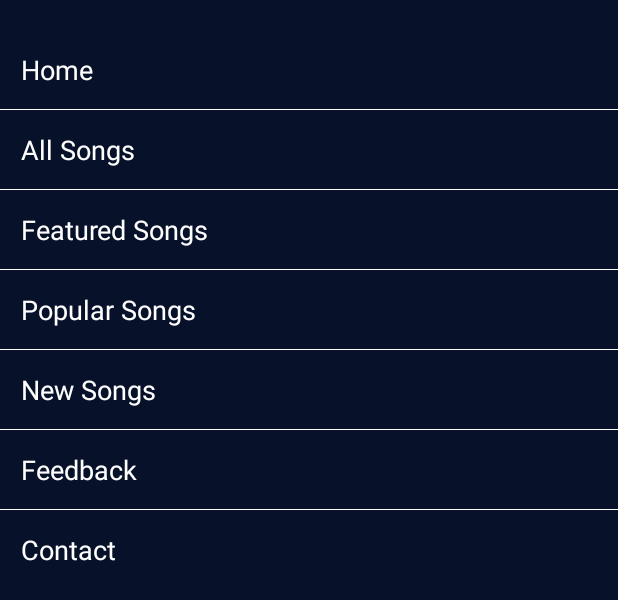
After one commit to LuPan2003/Du_An_APP_SOUNDBOX, an Android app: the layout layout_menu_left.xml on its own in the app's theme, with its tools: preview values and no code run, on a phone screen of 412 x 824 dp. The commit adds this screen. Shown: the top 600 px of the screen. Run offline under Robolectric (Android 15) with nearby library versions, the phone set to English and light mode, and no system bars.

Commit message:
Xml Home APP SOUNDBOX

```diff
--- a/app/build.gradle
+++ b/app/build.gradle
@@ -36,4 +36,9 @@ dependencies {
     testImplementation 'junit:junit:4.13.2'
     androidTestImplementation 'androidx.test.ext:junit:1.1.5'
     androidTestImplementation 'androidx.test.espresso:espresso-core:3.5.1'
+
+    // Circle Imageview
+    implementation 'de.hdodenhof:circleimageview:3.1.0'
+
+
 }
--- a/app/src/main/AndroidManifest.xml
+++ b/app/src/main/AndroidManifest.xml
@@ -16,13 +16,13 @@
             android:name=".Activity.RegistrationActivity"
             android:exported="false" />
         <activity
-            android:name=".MainActivity"
+            android:name=".Activity.SplashActivity"
             android:exported="false" />
         <activity
             android:name=".Activity.LoginActivity"
             android:exported="false" />
         <activity
-            android:name=".Activity.SplashActivity"
+            android:name=".MainActivity"
             android:exported="true">
             <intent-filter>
                 <action android:name="android.intent.action.MAIN" />
--- a/app/src/main/java/com/example/soundbox_du_an_md31/MainActivity.java
+++ b/app/src/main/java/com/example/soundbox_du_an_md31/MainActivity.java
@@ -10,5 +10,6 @@ public class MainActivity extends AppCompatActivity {
     protected void onCreate(Bundle savedInstanceState) {
         super.onCreate(savedInstanceState);
         setContentView(R.layout.activity_main);
+
     }
 }
--- /dev/null
+++ b/app/src/main/res/layout/layout_menu_left.xml
@@ -0,0 +1,131 @@
+<?xml version="1.0" encoding="utf-8"?>
+<RelativeLayout xmlns:android="http://schemas.android.com/apk/res/android"
+    xmlns:tools="http://schemas.android.com/tools"
+    android:layout_width="match_parent"
+    android:layout_height="match_parent"
+    android:layout_gravity="start"
+    android:layout_marginEnd="-65dp"
+    android:orientation="horizontal">
+
+    <LinearLayout
+        android:layout_width="match_parent"
+        android:layout_height="match_parent"
+        android:layout_alignParentStart="true"
+        android:layout_toStartOf="@+id/layout_close"
+        android:background="@color/colorPrimaryDark"
+        android:orientation="vertical">
+
+        <TextView
+            android:id="@+id/tv_menu_home"
+            android:layout_width="match_parent"
+            android:layout_height="wrap_content"
+            android:layout_marginTop="@dimen/define_dimen_20"
+            android:padding="@dimen/define_dimen_14"
+            android:text="@string/menu_home"
+            android:textColor="@color/white"
+            android:textSize="@dimen/text_size_xnormal" />
+
+        <View
+            android:layout_width="match_parent"
+            android:layout_height="0.5dp"
+            android:background="@color/white" />
+
+        <TextView
+            android:id="@+id/tv_menu_all_songs"
+            android:layout_width="match_parent"
+            android:layout_height="wrap_content"
+            android:padding="@dimen/define_dimen_14"
+            android:text="@string/menu_all_songs"
+            android:textColor="@color/white"
+            android:textSize="@dimen/text_size_xnormal" />
+
+        <View
+            android:layout_width="match_parent"
+            android:layout_height="0.5dp"
+            android:background="@color/white" />
+
+        <TextView
+            android:id="@+id/tv_menu_featured_songs"
+            android:layout_width="match_parent"
+            android:layout_height="wrap_content"
+            android:padding="@dimen/define_dimen_14"
+            android:text="@string/menu_featured_songs"
+            android:textColor="@color/white"
+            android:textSize="@dimen/text_size_xnormal" />
+
+        <View
+            android:layout_width="match_parent"
+            android:layout_height="0.5dp"
+            android:background="@color/white" />
+
+        <TextView
+            android:id="@+id/tv_menu_popular_songs"
+            android:layout_width="match_parent"
+            android:layout_height="wrap_content"
+            android:padding="@dimen/define_dimen_14"
+            android:text="@string/menu_popular_songs"
+            android:textColor="@color/white"
+            android:textSize="@dimen/text_size_xnormal" />
+
+        <View
+            android:layout_width="match_parent"
+            android:layout_height="0.5dp"
+            android:background="@color/white" />
+
+        <TextView
+            android:id="@+id/tv_menu_new_songs"
+            android:layout_width="match_parent"
+            android:layout_height="wrap_content"
+            android:padding="@dimen/define_dimen_14"
+            android:text="@string/menu_new_songs"
+            android:textColor="@color/white"
+            android:textSize="@dimen/text_size_xnormal" />
+
+        <View
+            android:layout_width="match_parent"
+            android:layout_height="0.5dp"
+            android:background="@color/white" />
+
+        <TextView
+            android:id="@+id/tv_menu_feedback"
+            android:layout_width="match_parent"
+            android:layout_height="wrap_content"
+            android:padding="@dimen/define_dimen_14"
+            android:text="@string/menu_feedback"
+            android:textColor="@color/white"
+            android:textSize="@dimen/text_size_xnormal" />
+
+        <View
+            android:layout_width="match_parent"
+            android:layout_height="0.5dp"
+            android:background="@color/white" />
+
+        <TextView
+            android:id="@+id/tv_menu_contact"
+            android:layout_width="match_parent"
+            android:layout_height="wrap_content"
+            android:padding="@dimen/define_dimen_14"
+            android:text="@string/menu_contact"
+            android:textColor="@color/white"
+            android:textSize="@dimen/text_size_xnormal" />
+    </LinearLayout>
+
+    <RelativeLayout
+        android:id="@+id/layout_close"
+        android:layout_width="65dp"
+        android:layout_height="match_parent"
+        android:layout_alignParentEnd="true"
+        android:background="@color/tran_parent">
+
+        <ImageView
+            android:id="@+id/img_close"
+            android:layout_width="wrap_content"
+            android:layout_height="wrap_content"
+            android:layout_centerHorizontal="true"
+            android:layout_marginTop="@dimen/define_dimen_5"
+            android:padding="@dimen/define_dimen_12"
+            android:src="@drawable/ic_close_white"
+            tools:ignore="ContentDescription" />
+    </RelativeLayout>
+
+</RelativeLayout>
```
Also changed, not shown: app/src/main/res/layout/activity_main.xml (+25 -10 lines), app/src/main/res/layout/layout_control_bottom.xml (added, +86 -0 lines), app/src/main/res/layout/layout_toolbar.xml (added, +52 -0 lines), app/src/main/res/values/dimens.xml (added, +53 -0 lines).
